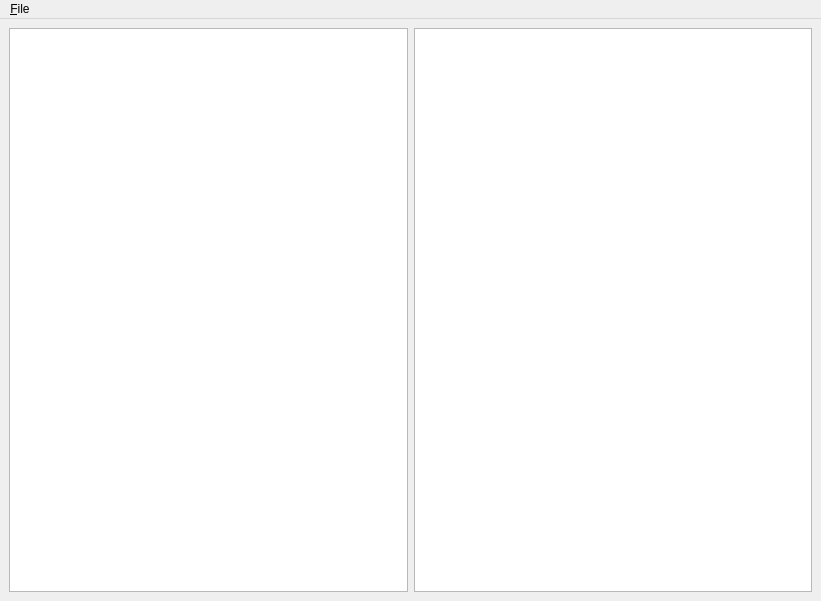
First picture: the form in Chapterize.ui, repository oczkoisse/overdrive-chapterizer, before the edit.
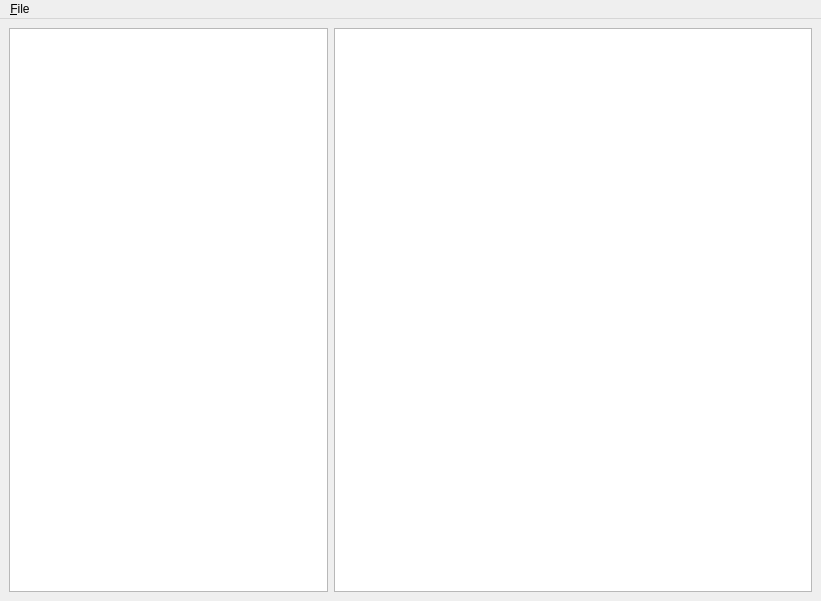
Second picture: the form after the edit.

Commit message: Increase space for chapter view compared to files view

What changed in the file:
```diff
--- a/Chapterize.ui
+++ b/Chapterize.ui
@@ -16,10 +16,23 @@
   <widget class="QWidget" name="centralwidget">
    <layout class="QHBoxLayout" name="horizontalLayout">
     <item>
-     <widget class="QListView" name="mp3List"/>
+     <widget class="QListView" name="mp3List">
+      <property name="sizePolicy">
+       <sizepolicy hsizetype="Expanding" vsizetype="Expanding">
+        <horstretch>4</horstretch>
+        <verstretch>0</verstretch>
+       </sizepolicy>
+      </property>
+     </widget>
     </item>
     <item>
      <widget class="QTableView" name="chapterTable">
+      <property name="sizePolicy">
+       <sizepolicy hsizetype="Expanding" vsizetype="Expanding">
+        <horstretch>6</horstretch>
+        <verstretch>0</verstretch>
+       </sizepolicy>
+      </property>
       <property name="selectionMode">
        <enum>QAbstractItemView::SingleSelection</enum>
       </property>
```
The commit also changes 1 other file.
